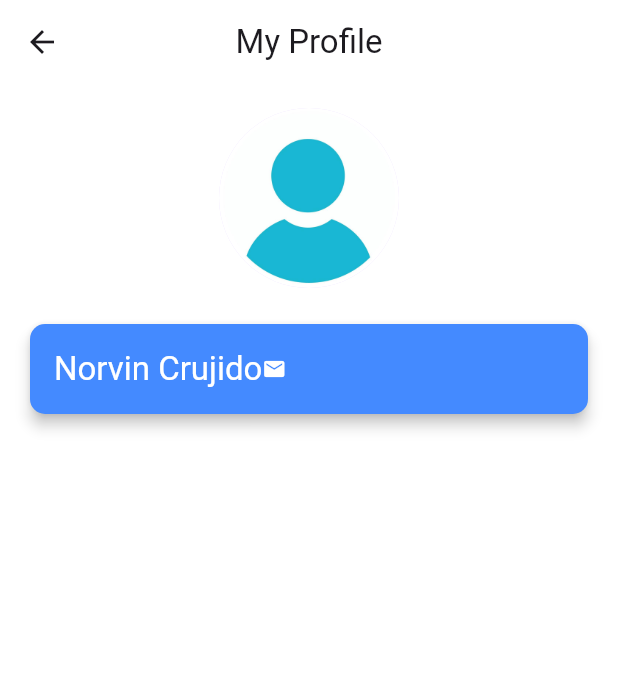
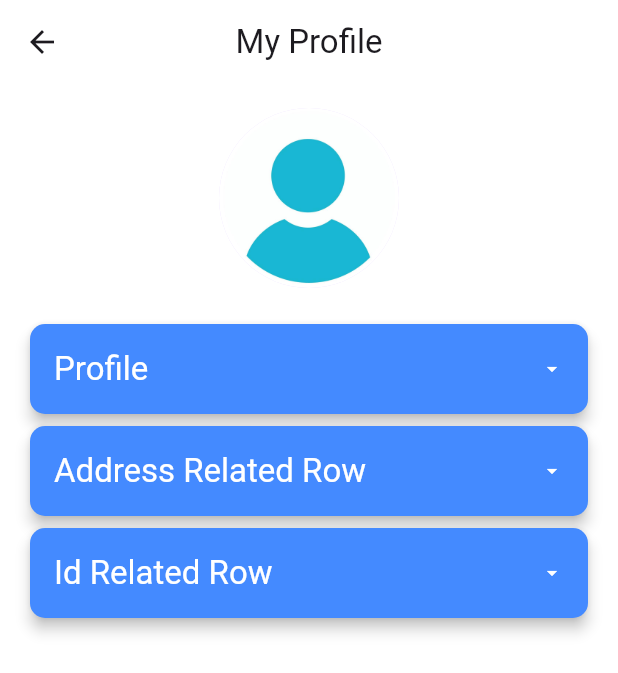
Before and after one commit to PleaseHelpNorvin/RENTREALM-FLUTTER, a Flutter app: the MyProfileScreen screen opened directly, on a phone screen of 412 x 824 dp. Shown: the top 673 px of the screen. Run offline on Flutter 3.47's test engine with Material 3 defaults, Android fonts, the phone set to English and light mode, and no system bars.

Commit message:
PROFILE DROPDOWN PROFILE

```diff
--- a/lib/screen/myprofile/myprofile.dart
+++ b/lib/screen/myprofile/myprofile.dart
@@ -6,6 +6,11 @@ class MyProfileScreen extends StatefulWidget {
 }
 
 class MyProfileScreenState extends State<MyProfileScreen> {
+  // This variable will control the expansion of each card
+  bool isProfileExpanded = false;
+  bool isAddressExpanded = false;
+  bool isIdExpanded = false;
+
   @override
   Widget build(BuildContext context) {
     final textTheme = Theme.of(context).textTheme;
@@ -16,7 +21,7 @@ class MyProfileScreenState extends State<MyProfileScreen> {
         title: Text('My Profile'),
         centerTitle: true,
       ),
-      body: Padding(
+      body: SingleChildScrollView( // Wrap the entire content in a scroll view
         padding: const EdgeInsets.all(16.0),
         child: Column(
           crossAxisAlignment: CrossAxisAlignment.center,
@@ -28,11 +33,12 @@ class MyProfileScreenState extends State<MyProfileScreen> {
             ),
             SizedBox(height: 20), // Space between avatar and card
 
-            // Tappable Card for profile details
+            // Expandable Card for Profile Details
             GestureDetector(
               onTap: () {
-                // Handle card tap here
-                print("Card tapped!");
+                setState(() {
+                  isProfileExpanded = !isProfileExpanded;
+                });
               },
               child: Card(
                 elevation: 4,
@@ -44,18 +50,121 @@ class MyProfileScreenState extends State<MyProfileScreen> {
                   child: Column(
                     crossAxisAlignment: CrossAxisAlignment.start,
                     children: [
-                      // Profile details
                       Row(
+                        mainAxisAlignment: MainAxisAlignment.spaceBetween,
                         children: [
                           Text(
-                            'Norvin Crujido', // Name
+                            'Profile',
                             style: textTheme.titleLarge,
                           ),
-                          Icon(Icons.email, size: 16, color: iconTheme.color),
+                          Icon(
+                            isProfileExpanded ? Icons.arrow_drop_up : Icons.arrow_drop_down,
+                            size: 16,
+                            color: iconTheme.color,
+                          ),
+                        ],
+                      ),
+                      // Display input fields if expanded
+                      if (isProfileExpanded) ...[
+                        TextField(
+                          decoration: InputDecoration(labelText: 'Name'),
+                        ),
+                        TextField(
+                          decoration: InputDecoration(labelText: 'Email'),
+                        ),
+                      ],
+                    ],
+                  ),
+                ),
+              ),
+            ),
 
+            // Expandable Card for Address Details
+            GestureDetector(
+              onTap: () {
+                setState(() {
+                  isAddressExpanded = !isAddressExpanded;
+                });
+              },
+              child: Card(
+                elevation: 4,
+                shape: RoundedRectangleBorder(
+                  borderRadius: BorderRadius.circular(10),
+                ),
+                child: Padding(
+                  padding: const EdgeInsets.all(16.0),
+                  child: Column(
+                    crossAxisAlignment: CrossAxisAlignment.start,
+                    children: [
+                      Row(
+                        mainAxisAlignment: MainAxisAlignment.spaceBetween,
+                        children: [
+                          Text(
+                            'Address Related Row',
+                            style: textTheme.titleLarge,
+                          ),
+                          Icon(
+                            isAddressExpanded ? Icons.arrow_drop_up : Icons.arrow_drop_down,
+                            size: 16,
+                            color: iconTheme.color,
+                          ),
+                        ],
+                      ),
+                      // Display input fields if expanded
+                      if (isAddressExpanded) ...[
+                        TextField(
+                          decoration: InputDecoration(labelText: 'Address Line 1'),
+                        ),
+                        TextField(
+                          decoration: InputDecoration(labelText: 'City'),
+                        ),
+                      ],
+                    ],
+                  ),
+                ),
+              ),
+            ),
 
+            // Expandable Card for ID Details
+            GestureDetector(
+              onTap: () {
+                setState(() {
+                  isIdExpanded = !isIdExpanded;
+                });
+              },
+              child: Card(
+                elevation: 4,
+                shape: RoundedRectangleBorder(
+                  borderRadius: BorderRadius.circular(10),
+                ),
+                child: Padding(
+                  padding: const EdgeInsets.all(16.0),
+                  child: Column(
+                    crossAxisAlignment: CrossAxisAlignment.start,
+                    children: [
+                      Row(
+                        mainAxisAlignment: MainAxisAlignment.spaceBetween,
+                        children: [
+                          Text(
+                            'Id Related Row',
+                            style: textTheme.titleLarge,
+                          ),
+                          Icon(
+                            isIdExpanded ? Icons.arrow_drop_up : Icons.arrow_drop_down,
+                            size: 16,
+                            color: iconTheme.color,
+                          ),
                         ],
-                      )
+                      ),
+                      // Display input fields if expanded
+                      if (isIdExpanded) ...[
+                        TextField(
+                          decoration: InputDecoration(labelText: 'ID Number'),
+                        ),
+                        TextField(
+                          decoration: InputDecoration(labelText: 'Issuing Authority'),
+                        ),
+                      ],
                     ],
                   ),
                 ),
```
Also changed, not shown: lib/main.dart (+38 -19 lines).
